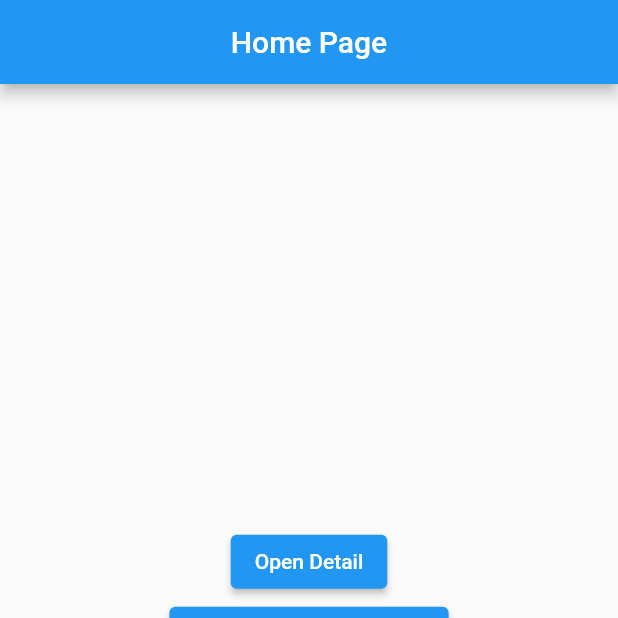
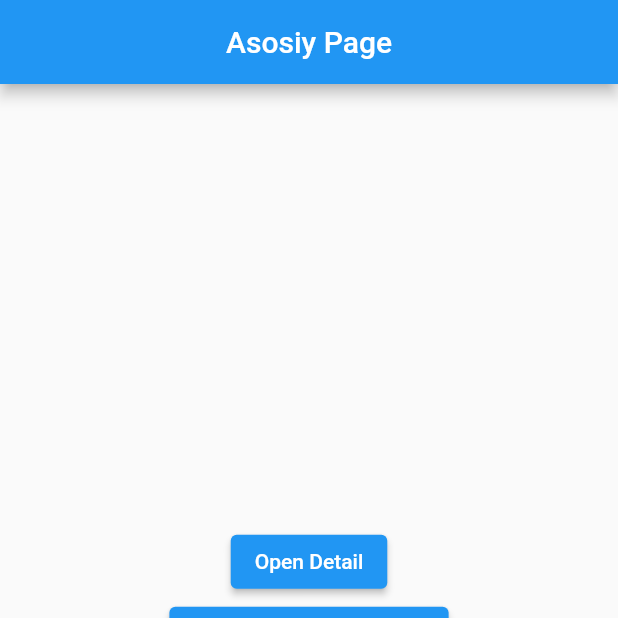
Before and after one commit to Abduboriy1994/navigator2, a Flutter app: the screen it shows after launch, on a phone screen of 412 x 824 dp, the top half of it. Run offline on Flutter 3.47's test engine with Material 2 defaults, Android fonts, the phone set to English and light mode, and no system bars.

Commit message:
Home ni asosiy ga ozgardi

```diff
--- a/lib/pages/home_page.dart
+++ b/lib/pages/home_page.dart
@@ -36,7 +36,7 @@ class _HomePageState extends State<HomePage> {
   Widget build(BuildContext context) {
     return Scaffold(
       appBar: AppBar(
-        title: Text("Home Page"),
+        title: Text("Asosiy Page"),
         centerTitle: true,
       ),
       body: Center(
```
